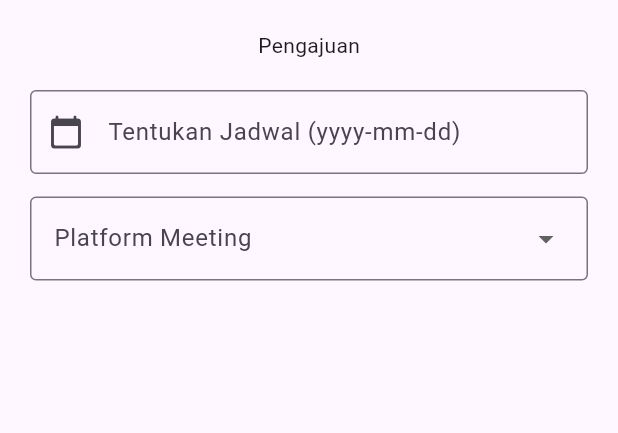
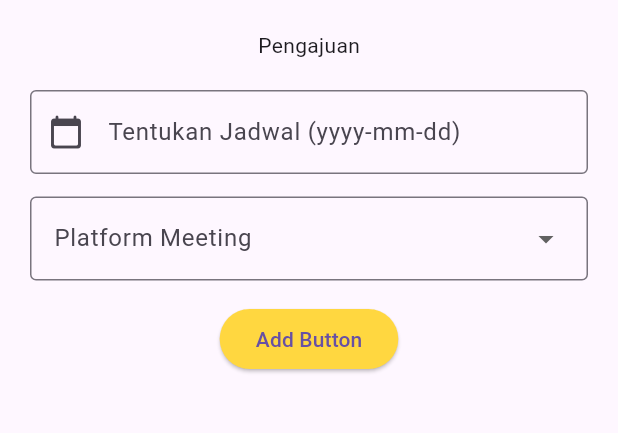
Before and after one commit to Oyyanv/knowledge, a Flutter app: the BelajarForm screen opened directly, on a phone screen of 412 x 824 dp, the part 84-517 px from its top. Run offline on Flutter 3.47's test engine with Material 3 defaults, Android fonts, the light colour scheme and no system bars; our stand-ins replace google_fonts.

Commit message:
Update Form Pengajuan

```diff
--- a/lib/main.dart
+++ b/lib/main.dart
@@ -1,6 +1,6 @@
 import 'package:flutter/material.dart';
 import 'package:knowledge/screens/form_pengajuan.dart';
-import 'package:knowledge/screens/splash.dart';
+// import 'package:knowledge/screens/splash.dart';
 
 
 void main() {
@@ -16,7 +16,7 @@ class MyApp extends StatelessWidget {
   Widget build(BuildContext context) {
     return const MaterialApp(
        debugShowCheckedModeBanner: false,
-      home: SplashScreen(),
+      home: BelajarForm(),
     );
   }
 }
--- a/lib/screens/form_pengajuan.dart
+++ b/lib/screens/form_pengajuan.dart
@@ -39,7 +39,7 @@ class _BelajarFormState extends State<BelajarForm> {
     }
   }
 
-  final _formKey = GlobalKey<FormState>();
+  // final _formKey = GlobalKey<FormState>();
   final jadwal = TextEditingController();
   final platformmeeting = TextEditingController();
 
@@ -90,16 +90,18 @@ class _BelajarFormState extends State<BelajarForm> {
       //buat form
       body: Form(
         //unique key untuk identifikasi form
-        key: _formKey,
+        // key: _formKey,
         child: Container(
           padding: const EdgeInsets.all(20.0),
           child: Column(
             //semua widget ke kiri
             crossAxisAlignment: CrossAxisAlignment.start,
             children: [
-              Container(alignment: Alignment.center,
-              child: Text('Pengajuan'),),
-               const SizedBox(height: 20),
+              Container(
+                alignment: Alignment.center,
+                child: Text('Pengajuan'),
+              ),
+              const SizedBox(height: 20),
               //memberi jarak
               TextFormField(
                 //controller: name untuk memberitahu bahwa inputan field ini adalah punya variabel name
@@ -122,7 +124,7 @@ class _BelajarFormState extends State<BelajarForm> {
                 },
               ),
               const SizedBox(height: 15),
-             FormField<String>(
+              FormField<String>(
                 builder: (FormFieldState<String> state) {
                   return InputDecorator(
                     decoration: InputDecoration(
@@ -163,7 +165,17 @@ class _BelajarFormState extends State<BelajarForm> {
                 },
               ),
               const SizedBox(height: 15),
+              Container(
+                alignment: Alignment.center,
+                child: ElevatedButton(
+                  child: Text('Add Button'),
+                  onPressed: () {
 
+                  },style: ButtonStyle(
+                    backgroundColor: MaterialStateProperty.all(Colors.amberAccent)
+                  ),
+                ),
+              ),
             ],
           ),
         ),
--- a/pubspec.yaml
+++ b/pubspec.yaml
@@ -37,6 +37,7 @@ dependencies:
   cupertino_icons: ^1.0.2
   smooth_page_indicator: ^1.1.0
   intl: ^0.19.0
+  google_fonts: ^6.2.0
 
 
 dev_dependencies:
```
Also changed, not shown: lib/screens/detailpage.dart (+36 -36 lines), lib/screens/item_cards.dart (added, +42 -0 lines), pubspec.lock, 1 other file.
